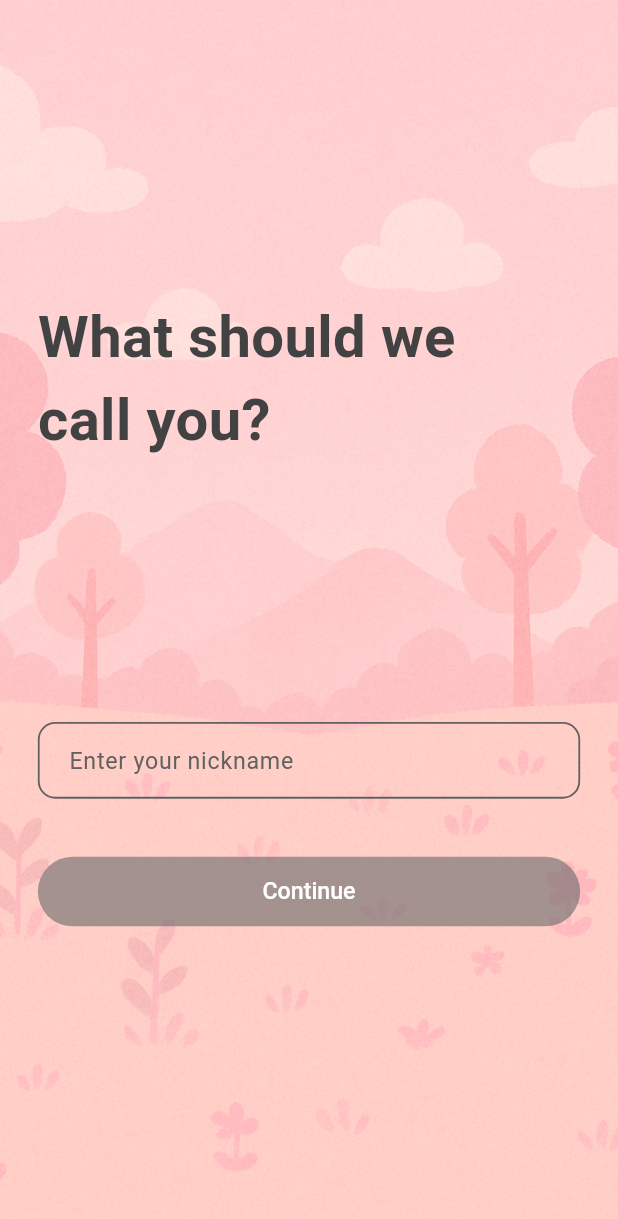
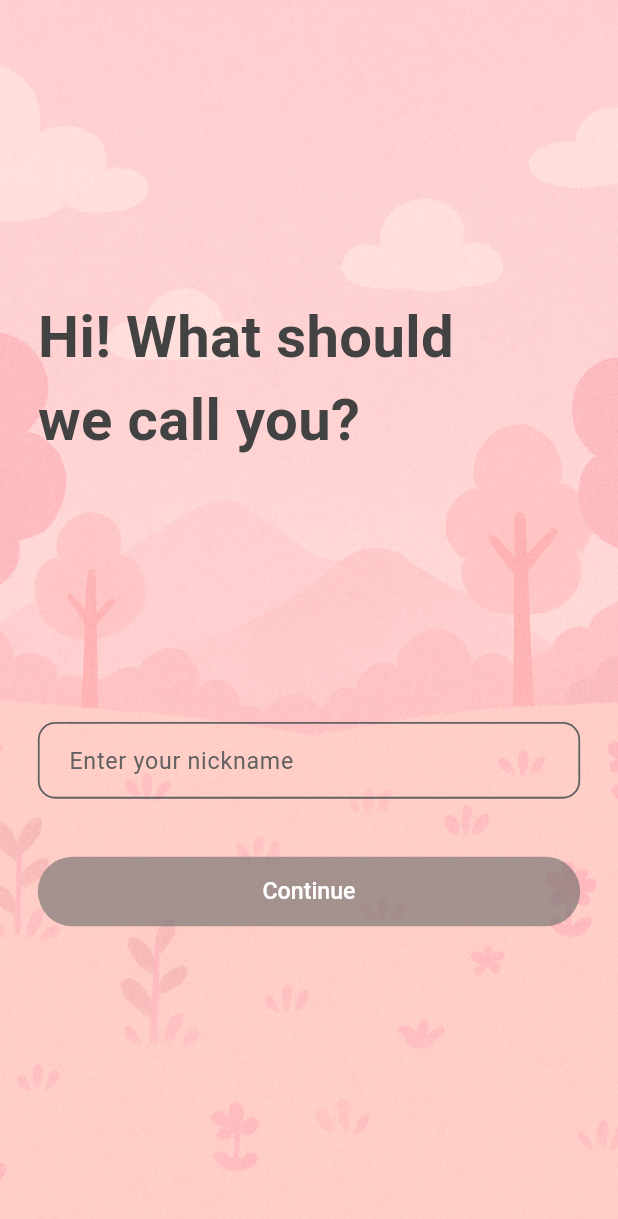
Before and after one commit to GDGoC-SCHU/minibuddy-flutter, a Flutter app: the NicknameInputScreen screen opened by its route, on a phone screen of 412 x 824 dp. Shown: the top 1219 px of the screen. Run offline on Flutter 3.47's test engine with Material 3 defaults, Android fonts, the phone set to English and light mode, and no system bars; our stand-ins replace dio, flutter_bloc, flutter_screenutil, go_router, speech_to_text; Roboto replaces fonts that are missing (Pretendard).

Commit message:
닉네임에 hi 추가

```diff
--- a/lib/screens/onboarding/nickname_input_screen.dart
+++ b/lib/screens/onboarding/nickname_input_screen.dart
@@ -59,8 +59,7 @@ class _NicknameInputScreenState extends State<NicknameInputScreen> {
           appBar: AppBar(
             backgroundColor: Colors.transparent, // AppBar도 투명
             elevation: 0,
-            // 🙌 🙌 🙌 여기 false로 변경할 것!!
-            automaticallyImplyLeading: true,
+            automaticallyImplyLeading: false,
           ),
           body: SingleChildScrollView(
             padding: EdgeInsets.all(24.w),
@@ -69,7 +68,7 @@ class _NicknameInputScreenState extends State<NicknameInputScreen> {
               children: [
                 SizedBox(height: 120.h),
                 Text(
-                  'What should we\ncall you?',
+                  'Hi! What should\nwe call you?',
                   style: TextStyle(
                     fontSize: 40.sp,
                     fontWeight: FontWeight.bold,
```
